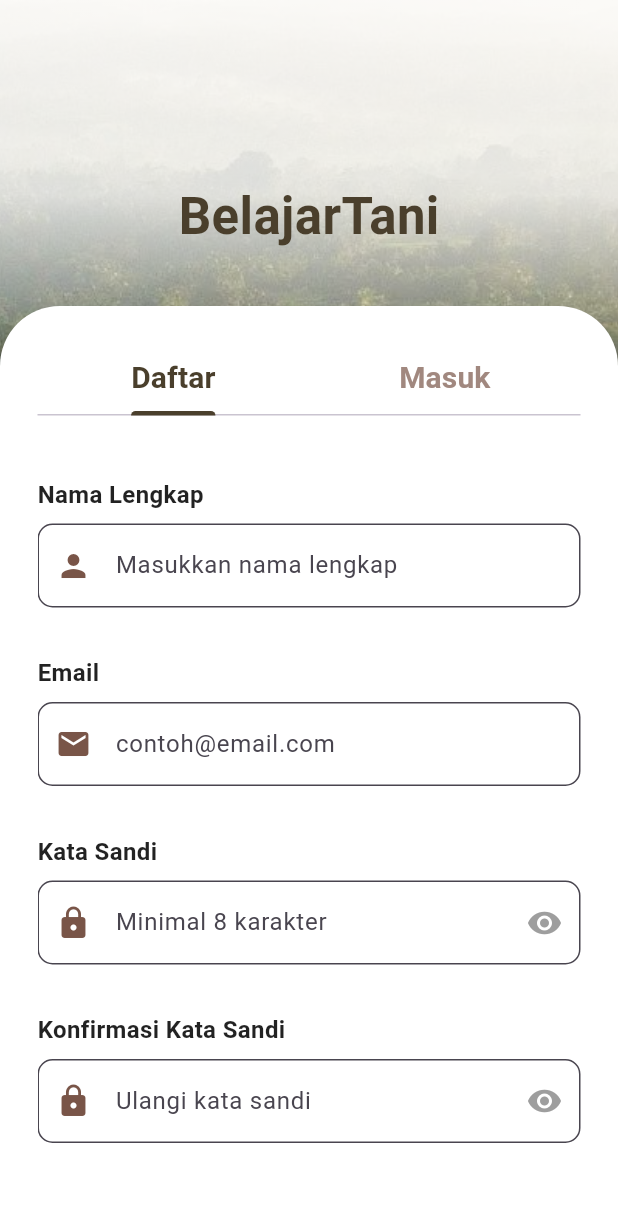
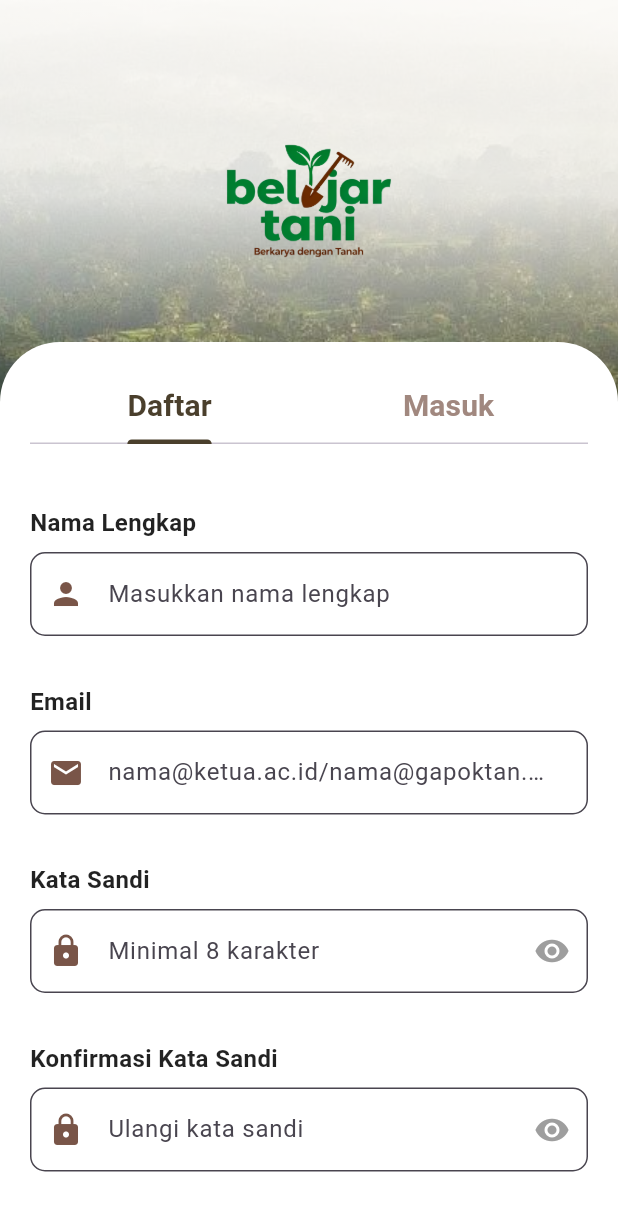
Before and after one commit to amirahnathania/ALP_VOW_KLP4, a Flutter app: the screen it shows after launch, on a phone screen of 412 x 824 dp. Shown: the top 1211 px of the screen. Run offline on Flutter 3.47's test engine with Material 3 defaults, Android fonts, the phone set to English and light mode, and no system bars; our stand-ins replace google_sign_in.

```diff
--- a/frontend/lib/auth_page.dart
+++ b/frontend/lib/auth_page.dart
@@ -245,22 +245,22 @@ class _AuthPageState extends State<AuthPage> with SingleTickerProviderStateMixin
           // Content
           Column(
             children: [
-              const SizedBox(height: 120),
-              const Text(
-                "BelajarTani",
-                style: TextStyle(
-                  fontSize: 34,
-                  color: Color(0xFF4A3F2C),
-                  fontWeight: FontWeight.w700,
+              const SizedBox(height: 40),
+              Container(
+                height: 180,  // ← TAMBAHKAN INI (dari 100 jadi 140)
+                width: MediaQuery.of(context).size.width * 0.9,
+                child: Image.asset(
+                  'assets/logo.png',
+                  fit: BoxFit.contain,
                 ),
               ),
 
-              const SizedBox(height: 35),
+              const SizedBox(height: 8),
 
               // Container utama
               Expanded(
                 child: Container(
-                  padding: const EdgeInsets.all(25),
+                  padding: const EdgeInsets.all(20),
                   decoration: const BoxDecoration(
                     color: Colors.white,
                     borderRadius: BorderRadius.vertical(top: Radius.circular(40)),
@@ -321,7 +321,7 @@ class _AuthPageState extends State<AuthPage> with SingleTickerProviderStateMixin
         _buildLabel("Email"),
         _buildTextField(
           controller: _emailController,
-          hint: "contoh@email.com",
+          hint: "nama@ketua.ac.id/nama@gapoktan.ac.id",
           icon: Icons.email,
           keyboardType: TextInputType.emailAddress,
         ),
@@ -358,7 +358,6 @@ class _AuthPageState extends State<AuthPage> with SingleTickerProviderStateMixin
         ),
 
         const SizedBox(height: 20),
-        Center(child: _buildGoogleButton()),
 
         const SizedBox(height: 40),
       ],
@@ -373,7 +372,7 @@ class _AuthPageState extends State<AuthPage> with SingleTickerProviderStateMixin
         _buildLabel("Email"),
         _buildTextField(
           controller: _loginEmailController,
-          hint: "contoh@email.com",
+          hint: "nama@ketua.ac.id/nama@gapoktan.ac.id",
           icon: Icons.email,
           keyboardType: TextInputType.emailAddress,
         ),
@@ -399,7 +398,6 @@ class _AuthPageState extends State<AuthPage> with SingleTickerProviderStateMixin
         ),
 
         const SizedBox(height: 20),
-        Center(child: _buildGoogleButton()),
 
         const SizedBox(height: 40),
       ],
@@ -518,50 +516,6 @@ class _AuthPageState extends State<AuthPage> with SingleTickerProviderStateMixin
     );
   }
 
-  Widget _buildGoogleButton() {
-    return Container(
-      padding: const EdgeInsets.symmetric(horizontal: 15),
-      child: OutlinedButton(
-        onPressed: _isLoading ? null : _handleGoogleSignIn,
-        style: OutlinedButton.styleFrom(
-          side: BorderSide(color: Colors.grey.shade300),
-          padding: const EdgeInsets.symmetric(vertical: 14),
-          shape: RoundedRectangleBorder(borderRadius: BorderRadius.circular(30)),
-          backgroundColor: Colors.white,
-        ),
-        child: Row(
-          mainAxisAlignment: MainAxisAlignment.center,
-          children: [
-            Container(
-              width: 26,
-              height: 26,
-              decoration: BoxDecoration(
-                color: Colors.white,
-                borderRadius: BorderRadius.circular(13),
-                border: Border.all(color: Colors.red, width: 2),
-              ),
-              child: const Center(
-                child: Text(
-                  "G",
-                  style: TextStyle(
-                    fontSize: 16,
-                    fontWeight: FontWeight.bold,
-                    color: Colors.red,
-                  ),
-                ),
-              ),
-            ),
-            const SizedBox(width: 12),
-            const Text(
-              "Masuk lewat Google",
-              style: TextStyle(fontSize: 16, color: Colors.black87),
-            ),
-          ],
-        ),
-      ),
-    );
-  }
-
   @override
   void dispose() {
     _nameController.dispose();
--- a/frontend/lib/services/api_service.dart
+++ b/frontend/lib/services/api_service.dart
@@ -2,8 +2,7 @@ import 'dart:convert';
 import 'package:http/http.dart' as http;
 
 class ApiService {
-  // GANTI DENGAN IP LARAVEL ANDA
-  static const String baseUrl = 'http://192.168.1.100:8000/api';
+  static const String baseUrl = 'http://10.0.2.2:8000/api';
 
   // Headers untuk semua request
   static Map<String, String> get headers {
@@ -21,7 +20,7 @@ class ApiService {
   }) async {
     try {
       final response = await http.post(
-        Uri.parse('$baseUrl/register'),
+        Uri.parse('$baseUrl/users'),
         headers: headers,
         body: jsonEncode({
           'name': name,
@@ -50,7 +49,7 @@ class ApiService {
   }) async {
     try {
       final response = await http.post(
-        Uri.parse('$baseUrl/login'),
+        Uri.parse('$baseUrl/users/login'),
         headers: headers,
         body: jsonEncode({
           'email': email,
--- a/frontend/pubspec.yaml
+++ b/frontend/pubspec.yaml
@@ -62,6 +62,7 @@ flutter:
   assets:
     - assets/BG_Desa_Sengka.jpeg
     - assets/google.jpeg
+    - assets/logo.png
 
   # To add assets to your application, add an assets section, like this:
   # assets:
```
Also changed, not shown: frontend/assets/logo.png (added), 7 other files.
